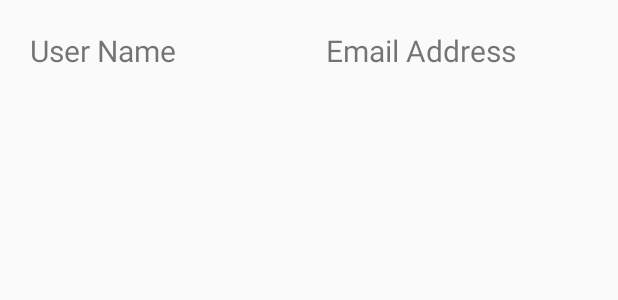
After one commit to CMPUT301W22T37/QRHunter, an Android app: the layout activity_profile_page.xml on its own in the app's theme, with its tools: preview values and no code run, on a phone screen of 412 x 824 dp. The commit adds this screen. Shown: the top 300 px of the screen. Run offline under Robolectric (Android 15) with nearby library versions, the phone set to English and light mode, and no system bars.

Commit message:
Added profile page skeleton with only username and email

```diff
--- a/QRHunter/app/src/main/AndroidManifest.xml
+++ b/QRHunter/app/src/main/AndroidManifest.xml
@@ -11,6 +11,9 @@
         android:roundIcon="@mipmap/ic_launcher_round"
         android:supportsRtl="true"
         android:theme="@style/AppTheme">
+        <activity
+            android:name=".ProfilePage"
+            android:exported="false" />
         <activity
             android:name=".StatsPage"
             android:exported="false" />
@@ -41,7 +44,7 @@
         </activity>
         <activity
             android:name=".ScanQRCodeActivity"
-            android:exported="true"></activity>
+            android:exported="true" />
     </application>
 
 </manifest>
--- /dev/null
+++ b/QRHunter/app/src/main/res/layout/activity_profile_page.xml
@@ -0,0 +1,44 @@
+<?xml version="1.0" encoding="utf-8"?>
+<LinearLayout
+    xmlns:android="http://schemas.android.com/apk/res/android"
+    xmlns:app="http://schemas.android.com/apk/res-auto"
+    xmlns:tools="http://schemas.android.com/tools"
+    android:layout_width="match_parent"
+    android:layout_height="match_parent"
+    tools:context=".ProfilePage"
+    android:orientation="vertical"
+    >
+    <LinearLayout
+        android:layout_width="match_parent"
+        android:layout_height="wrap_content"
+        android:orientation="horizontal"
+        >
+
+        <TextView
+            android:id="@+id/username_textview"
+            android:layout_width="wrap_content"
+            android:layout_height="wrap_content"
+            android:text="User Name"
+            android:textSize="20dp"
+            android:layout_marginTop="20dp"
+            android:layout_marginLeft="20dp"
+            >
+
+        </TextView>
+
+        <TextView
+            android:id="@+id/email_textview"
+            android:layout_width="wrap_content"
+            android:layout_height="wrap_content"
+            android:text="Email Address"
+            android:textSize="20dp"
+            android:layout_marginTop="20dp"
+             android:layout_marginLeft="100dp"
+            >
+
+        </TextView>
+
+    </LinearLayout>
+
+
+</LinearLayout>
```
Also changed, not shown: QRHunter/app/src/main/java/com/example/qrhunter/MainMenu.java (+11 -0 lines), QRHunter/app/src/main/java/com/example/qrhunter/ProfilePage.java (added, +34 -0 lines), QRHunter/app/src/main/res/layout/activity_main_menu.xml (+6 -4 lines).
